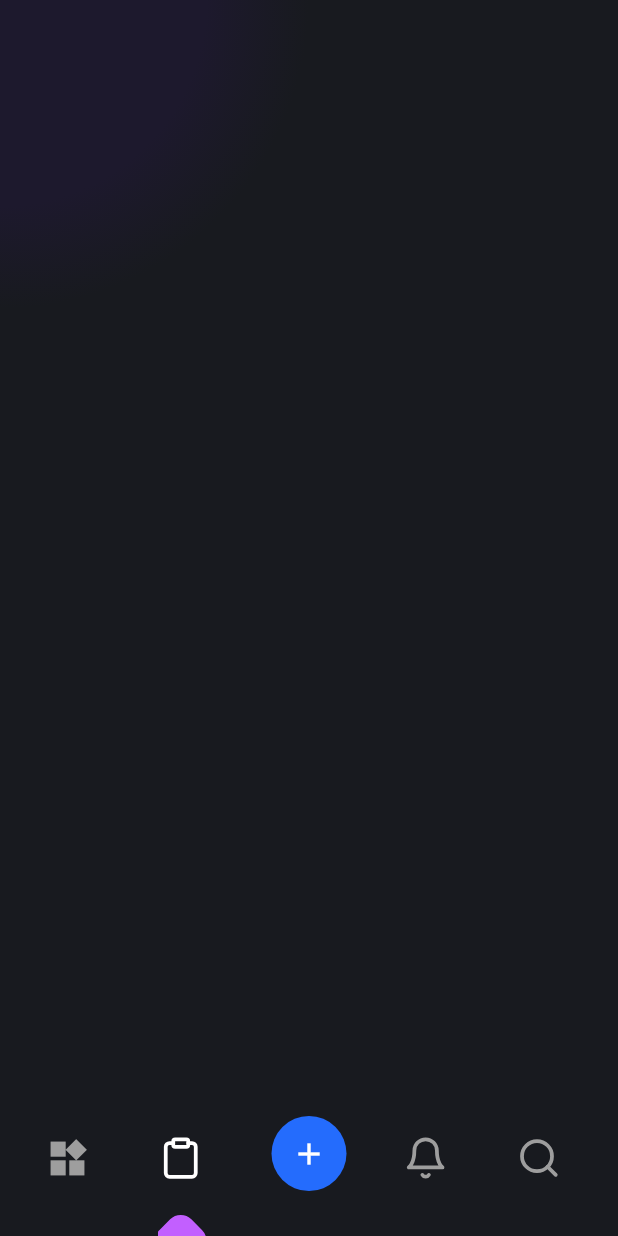
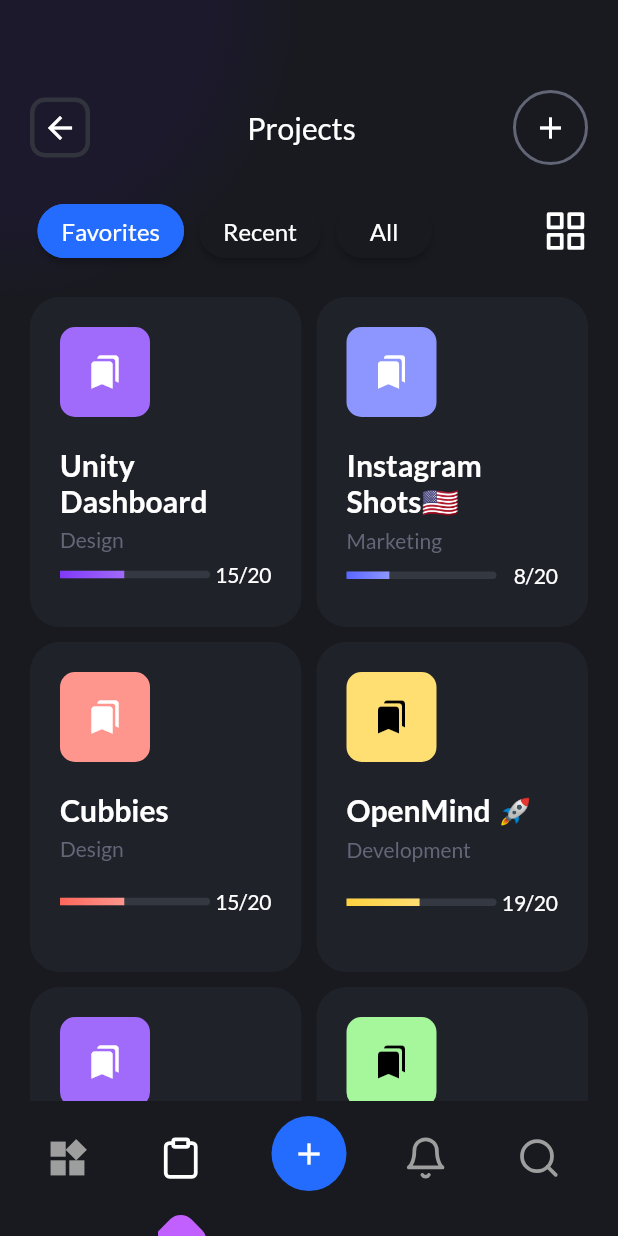
Before and after one commit to Davies-K/Taskez, a Flutter app: the Timeline screen opened directly, item 2 of the bottom bar chosen, on a phone screen of 412 x 824 dp. Run offline on Flutter 3.47's test engine with Material 2 defaults, Android fonts, the phone set to English and light mode, and no system bars; our stand-ins replace fl_chart, flutter_feather_icons, flutter_slidable, font_awesome_flutter, get, google_fonts and 1 more.

Commit message:
added list of projects

```diff
--- a/lib/Data/data_model.dart
+++ b/lib/Data/data_model.dart
@@ -48,6 +48,44 @@ class AppData {
       "hashElement": "@tranmautritam",
       "message":
           " when you have time please take a look at the new designs I just made in Figma. 👋"
+    },
+    {
+      "mentionedBy": "Katharine Walls",
+      "mentionedIn": "Unity Gaming",
+      "read": true,
+      "date": "Nov 2nd",
+      "profileImage": "assets/memoji/2.png",
+      "hashTagPresent": false,
+      "color": "DBCFFE",
+      "userOnline": true,
+      "hashElement": "",
+      "message":
+          "Please make the presentation as soon as possible Tam. We're still waiting for it. 🏀"
+    },
+    {
+      "mentionedBy": "Bertha Ramos",
+      "mentionedIn": "UI8 Products",
+      "read": true,
+      "date": "Nov 2nd",
+      "profileImage": "assets/memoji/4.png",
+      "hashTagPresent": false,
+      "userOnline": true,
+      "color": "FFC5D5",
+      "hashElement": "",
+      "message":
+          "Are you actually working? I don't see any new stuffs from you. Please Be creative!!!"
+    },
+    {
+      "mentionedBy": "Marie Bowen",
+      "mentionedIn": "Productivity",
+      "date": "Nov 2nd",
+      "read": true,
+      "profileImage": "assets/memoji/7.png",
+      "hashTagPresent": false,
+      "color": "FAA3FF",
+      "userOnline": false,
+      "hashElement": "",
+      "message": "Are you actually working? We're still waiting for it. 🏀"
     },
     {
       "mentionedBy": "Katharine Walls",
@@ -227,4 +265,49 @@ class AppData {
       "employeePosition": "Senior Interactions Agent"
     },
   ];
+
+  static final List<Map<String, dynamic>> productData = [
+    {
+      "projectName": "Unity Dashboard",
+      "category": "Design",
+      "color": "A06AFA",
+      "ratingsUpperNumber": 15,
+      "ratingsLowerNumber": 20
+    },
+    {
+      "projectName": "Instagram   Shots🇺🇸",
+      "category": "Marketing",
+      "color": "8D96FF",
+      "ratingsUpperNumber": 8,
+      "ratingsLowerNumber": 20
+    },
+    {
+      "projectName": "Cubbies",
+      "category": "Design",
+      "color": "FF968E",
+      "ratingsUpperNumber": 15,
+      "ratingsLowerNumber": 20
+    },
+    {
+      "projectName": "OpenMind 🚀",
+      "category": "Development",
+      "color": "FFDE72",
+      "ratingsUpperNumber": 19,
+      "ratingsLowerNumber": 20
+    },
+    {
+      "projectName": "UI8 Platform",
+      "category": "Design",
+      "color": "A06AFA",
+      "ratingsUpperNumber": 10,
+      "ratingsLowerNumber": 20
+    },
+    {
+      "projectName": "3D Characters Illustration",
+      "category": "Development",
+      "color": "A6F69C",
+      "ratingsUpperNumber": 18,
+      "ratingsLowerNumber": 20
+    },
+  ];
 }
--- a/lib/Screens/Chat/chat_screen.dart
+++ b/lib/Screens/Chat/chat_screen.dart
@@ -4,14 +4,12 @@ import 'package:taskez/Constants/constants.dart';
 import 'package:taskez/Data/data_model.dart';
 import 'package:taskez/Screens/Chat/new_group.dart';
 import 'package:taskez/Values/values.dart';
-import 'package:taskez/widgets/CHAT/add_chat_icon.dart';
+import 'package:taskez/widgets/Chat/add_chat_icon.dart';
 import 'package:taskez/widgets/Chat/badged_title.dart';
-import 'package:taskez/widgets/Chat/online_user.dart';
 import 'package:taskez/widgets/Chat/selection_tab.dart';
 import 'package:taskez/widgets/DarkBackground/darkRadialBackground.dart';
 import 'package:taskez/widgets/Forms/search_box.dart';
 import 'package:taskez/widgets/Navigation/app_header.dart';
-import 'package:taskez/widgets/Navigation/default_back.dart';
 import 'package:taskez/widgets/dummy/profile_dummy.dart';
 import 'package:taskez/widgets/stacked_images.dart';
 
@@ -33,7 +31,7 @@ class ChatScreen extends StatelessWidget {
         child: Column(crossAxisAlignment: CrossAxisAlignment.start, children: [
           taskezAppHeader(
             title: "Chat",
-            widget: AddChatIcon(page: NewMessageScreen()),
+            widget: AppAddIcon(page: NewMessageScreen()),
           ),
           SizedBox(height: 20),
           SearchBox(
--- a/lib/Screens/Dashboard/projects.dart
+++ b/lib/Screens/Dashboard/projects.dart
@@ -1,10 +1,107 @@
 import 'package:flutter/material.dart';
+import 'package:flutter_feather_icons/flutter_feather_icons.dart';
+import 'package:taskez/Data/data_model.dart';
+import 'package:taskez/widgets/Buttons/primary_tab_buttons.dart';
+import 'package:taskez/widgets/Chat/add_chat_icon.dart';
+import 'package:taskez/widgets/Navigation/app_header.dart';
+import 'package:taskez/widgets/Projects/project_card_vertical.dart';
 
 class ProjectScreen extends StatelessWidget {
-  const ProjectScreen({Key? key}) : super(key: key);
+  ProjectScreen({Key? key}) : super(key: key);
+
+  ValueNotifier<int> _settingsButtonTrigger = ValueNotifier(0);
 
   @override
   Widget build(BuildContext context) {
-    return Container();
+    return Column(crossAxisAlignment: CrossAxisAlignment.start, children: [
+      Padding(
+        padding: const EdgeInsets.only(top: 60.0, right: 20, left: 20),
+        child: taskezAppHeader(
+          title: "Projects",
+          widget: AppAddIcon(),
+        ),
+      ),
+      SizedBox(height: 20),
+      Padding(
+        padding: const EdgeInsets.only(right: 20, left: 20),
+        child:
+            Row(mainAxisAlignment: MainAxisAlignment.spaceBetween, children: [
+          //tab indicators
+          Row(
+            mainAxisAlignment: MainAxisAlignment.start,
+            children: [
+              PrimaryTabButton(
+                  buttonText: "Favorites",
+                  itemIndex: 0,
+                  notifier: _settingsButtonTrigger),
+              PrimaryTabButton(
+                  buttonText: "Recent",
+                  itemIndex: 1,
+                  notifier: _settingsButtonTrigger),
+              PrimaryTabButton(
+                  buttonText: "All",
+                  itemIndex: 2,
+                  notifier: _settingsButtonTrigger)
+            ],
+          ),
+          Container(
+              alignment: Alignment.centerRight,
+              child: InkWell(
+                  onTap: () {
+                    // _showDashboardSettings(context);
+                  },
+                  child:
+                      Icon(FeatherIcons.grid, color: Colors.white, size: 30)))
+        ]),
+      ),
+      SizedBox(height: 20),
+      Expanded(
+        child: Padding(
+          padding: EdgeInsets.only(right: 20.0, left: 20.0),
+          child: MediaQuery.removePadding(
+            context: context,
+            removeTop: true,
+            child: GridView.builder(
+              gridDelegate: SliverGridDelegateWithFixedCrossAxisCount(
+                crossAxisCount: 2,
+                mainAxisSpacing: 10,
+                //crossAxisCount:150,
+                mainAxisExtent: 220,
+                crossAxisSpacing: 10,
+              ),
+              itemBuilder: (_, index) => ProjectCardVertical(
+                projectName: AppData.productData[index]['projectName'],
+                category: AppData.productData[index]['category'],
+                color: AppData.productData[index]['color'],
+                ratingsUpperNumber: AppData.productData[index]
+                    ['ratingsUpperNumber'],
+                ratingsLowerNumber: AppData.productData[index]
+                    ['ratingsLowerNumber'],
+              ),
+              itemCount: AppData.productData.length,
+            ),
+          ),
+        ),
+      )
+      // Row(
+      //   mainAxisAlignment: MainAxisAlignment.spaceBetween,
+      //   children: [
+      //     ProjectCardVertical(
+      //       projectName: 'Unity Dashboard',
+      //       category: 'Design',
+      //       color: 'A06AFA',
+      //       ratingsUpperNumber: 5,
+      //       ratingsLowerNumber: 20,
+      //     ),
+      //     ProjectCardVertical(
+      //       projectName: 'Unity Dashboard',
+      //       category: 'Design',
+      //       color: 'A06AFA',
+      //       ratingsUpperNumber: 5,
+      //       ratingsLowerNumber: 20,
+      //     ),
+      //   ],
+      // )
+    ]);
   }
 }
--- /dev/null
+++ b/lib/Screens/Projects/projects.dart
@@ -0,0 +1,30 @@
+import 'package:flutter/material.dart';
+import 'package:taskez/Values/values.dart';
+import 'package:taskez/widgets/Chat/add_chat_icon.dart';
+import 'package:taskez/widgets/DarkBackground/darkRadialBackground.dart';
+import 'package:taskez/widgets/Navigation/app_header.dart';
+
+class Projects extends StatelessWidget {
+  const Projects({Key? key}) : super(key: key);
+
+  @override
+  Widget build(BuildContext context) {
+    return Scaffold(
+        body: Stack(children: [
+      DarkRadialBackground(
+        color: HexColor.fromHex("#181a1f"),
+        position: "topLeft",
+      ),
+      Padding(
+          padding: const EdgeInsets.only(top: 60.0, right: 20, left: 20),
+          child:
+              Column(crossAxisAlignment: CrossAxisAlignment.start, children: [
+            taskezAppHeader(
+              title: "Chat",
+              widget: AppAddIcon(),
+            ),
+            SizedBox(height: 20),
+          ]))
+    ]));
+  }
+}
--- a/lib/Values/app-colors.dart
+++ b/lib/Values/app-colors.dart
@@ -53,3 +53,23 @@ extension HexColor on Color {
       '${green.toRadixString(16).padLeft(2, '0')}'
       '${blue.toRadixString(16).padLeft(2, '0')}';
 }
+
+// ranges from 0.0 to 1.0
+
+Color darken(Color color, [double amount = .1]) {
+  assert(amount >= 0 && amount <= 1);
+
+  final hsl = HSLColor.fromColor(color);
+  final hslDark = hsl.withLightness((hsl.lightness - amount).clamp(0.0, 1.0));
+
+  return hslDark.toColor();
+}
+
+Color lighten(Color color, [double amount = .1]) {
+  assert(amount >= 0 && amount <= 1);
+
+  final hsl = HSLColor.fromColor(color);
+  final hslLight = hsl.withLightness((hsl.lightness + amount).clamp(0.0, 1.0));
+
+  return hslLight.toColor();
+}
--- a/lib/widgets/Chat/add_chat_icon.dart
+++ b/lib/widgets/Chat/add_chat_icon.dart
@@ -2,9 +2,9 @@ import 'package:flutter/material.dart';
 import 'package:get/get.dart';
 import 'package:taskez/Values/values.dart';
 
-class AddChatIcon extends StatelessWidget {
+class AppAddIcon extends StatelessWidget {
   final StatelessWidget? page;
-  const AddChatIcon({Key? key, this.page}) : super(key: key);
+  const AppAddIcon({Key? key, this.page}) : super(key: key);
 
   @override
   Widget build(BuildContext context) {
--- a/lib/widgets/Notification/notification_card.dart
+++ b/lib/widgets/Notification/notification_card.dart
@@ -31,7 +31,7 @@ class NotificationCard extends StatelessWidget {
     return Container(
         width: double.infinity,
         padding: EdgeInsets.only(top: 10),
-        height: 200,
+        height: 160,
         child: Column(crossAxisAlignment: CrossAxisAlignment.start, children: [
           Text('$userName mentioned you in $mention',
               style: GoogleFonts.lato(
--- /dev/null
+++ b/lib/widgets/Projects/project_card_vertical.dart
@@ -0,0 +1,77 @@
+import 'package:flutter/material.dart';
+import 'package:google_fonts/google_fonts.dart';
+import 'package:taskez/Values/values.dart';
+
+class ProjectCardVertical extends StatelessWidget {
+  final String projectName;
+  final String category;
+  final int ratingsUpperNumber;
+  final int ratingsLowerNumber;
+  final String color;
+
+  const ProjectCardVertical(
+      {Key? key,
+      required this.projectName,
+      required this.category,
+      required this.ratingsUpperNumber,
+      required this.ratingsLowerNumber,
+      required this.color})
+      : super(key: key);
+
+  @override
+  Widget build(BuildContext context) {
+    return Container(
+        // width: 150,
+
+        //margin: EdgeInsets.symmetric(horizontal: 10, vertical: 10),
+        padding: EdgeInsets.all(20),
+        decoration: BoxDecoration(
+            color: HexColor.fromHex("20222A"),
+            borderRadius: BorderRadius.circular(20)),
+        child: Column(crossAxisAlignment: CrossAxisAlignment.start, children: [
+          Container(
+              width: 60,
+              height: 60,
+              decoration: BoxDecoration(
+                  borderRadius: BorderRadius.circular(10),
+                  color: HexColor.fromHex(color)),
+              child: Icon(Icons.bookmarks,
+                  color: (category == "Development"
+                      ? Colors.black
+                      : Colors.white))),
+          SizedBox(height: 20),
+          Text(projectName,
+              style: GoogleFonts.lato(
+                  color: Colors.white,
+                  fontSize: 20,
+                  fontWeight: FontWeight.w600)),
+          SizedBox(height: 5),
+          Text(category,
+              style: GoogleFonts.lato(color: HexColor.fromHex("626677"))),
+          Expanded(
+              child: Row(
+                  mainAxisAlignment: MainAxisAlignment.spaceBetween,
+                  children: [
+                Container(
+                    width: 100,
+                    height: 5,
+                    decoration: BoxDecoration(
+                        borderRadius: BorderRadius.circular(10),
+                        color: HexColor.fromHex("343840")),
+                    child: Row(children: [
+                      Expanded(
+                          flex: ratingsUpperNumber,
+                          child: Container(
+                              decoration: BoxDecoration(
+                                  gradient: LinearGradient(colors: [
+                            darken(HexColor.fromHex(color)),
+                            HexColor.fromHex(color)
+                          ])))),
+                      Expanded(flex: ratingsLowerNumber, child: SizedBox())
+                    ])),
+                Text("$ratingsUpperNumber/$ratingsLowerNumber",
+                    style: GoogleFonts.lato(color: Colors.white))
+              ]))
+        ]));
+  }
+}
```
Also changed, not shown: lib/widgets/Projects/project_card_horizontal.dart (added).
